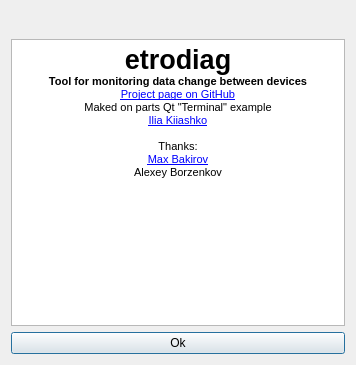
First picture: the form in aboutdialog.ui, repository nghtsnw/etrodiag, before the edit; both pictures show x 0 to 356 and y 265 to 630 of the 356 by 630 pixel window.
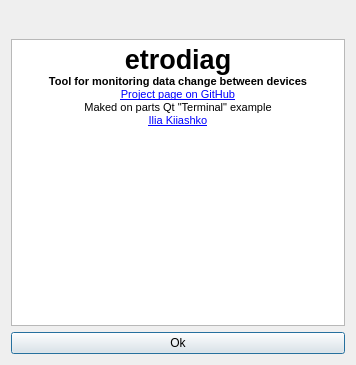
Second picture: the form after the edit.

The edit to the form file:
```diff
--- a/aboutdialog.ui
+++ b/aboutdialog.ui
@@ -54,16 +54,12 @@
 hr { height: 1px; border-width: 0; }
 li.unchecked::marker { content: &quot;\2610&quot;; }
 li.checked::marker { content: &quot;\2612&quot;; }
-&lt;/style&gt;&lt;/head&gt;&lt;body style=&quot; font-family:'Microsoft JhengHei UI'; font-size:8pt; font-weight:400; font-style:normal;&quot;&gt;
+&lt;/style&gt;&lt;/head&gt;&lt;body style=&quot; font-family:'Segoe UI'; font-size:9pt; font-weight:400; font-style:normal;&quot;&gt;
 &lt;p align=&quot;center&quot; style=&quot; margin-top:0px; margin-bottom:0px; margin-left:0px; margin-right:0px; -qt-block-indent:0; text-indent:0px;&quot;&gt;&lt;span style=&quot; font-family:'MS Shell Dlg 2'; font-size:20pt; font-weight:600;&quot;&gt;etrodiag&lt;/span&gt;&lt;/p&gt;
-&lt;p align=&quot;center&quot; style=&quot; margin-top:0px; margin-bottom:0px; margin-left:0px; margin-right:0px; -qt-block-indent:0; text-indent:0px;&quot;&gt;&lt;span style=&quot; font-family:'MS Shell Dlg 2'; font-weight:600;&quot;&gt;Tool for monitoring data change between devices&lt;/span&gt;&lt;/p&gt;
-&lt;p align=&quot;center&quot; style=&quot; margin-top:0px; margin-bottom:0px; margin-left:0px; margin-right:0px; -qt-block-indent:0; text-indent:0px;&quot;&gt;&lt;a href=&quot;https://github.com/nghtsnw/etrodiag&quot;&gt;&lt;span style=&quot; font-family:'MS Shell Dlg 2'; text-decoration: underline; color:#0000ff;&quot;&gt;Project page on GitHub&lt;/span&gt;&lt;/a&gt;&lt;/p&gt;
-&lt;p align=&quot;center&quot; style=&quot; margin-top:0px; margin-bottom:0px; margin-left:0px; margin-right:0px; -qt-block-indent:0; text-indent:0px;&quot;&gt;&lt;span style=&quot; font-family:'MS Shell Dlg 2';&quot;&gt;Maked on parts Qt &amp;quot;Terminal&amp;quot; example&lt;/span&gt;&lt;/p&gt;
-&lt;p align=&quot;center&quot; style=&quot; margin-top:0px; margin-bottom:0px; margin-left:0px; margin-right:0px; -qt-block-indent:0; text-indent:0px;&quot;&gt;&lt;a href=&quot;https://github.com/nghtsnw&quot;&gt;&lt;span style=&quot; font-family:'MS Shell Dlg 2'; text-decoration: underline; color:#0000ff;&quot;&gt;Ilia Kiiashko&lt;/span&gt;&lt;/a&gt;&lt;/p&gt;
-&lt;p align=&quot;center&quot; style=&quot;-qt-paragraph-type:empty; margin-top:0px; margin-bottom:0px; margin-left:0px; margin-right:0px; -qt-block-indent:0; text-indent:0px; font-family:'MS Shell Dlg 2';&quot;&gt;&lt;br /&gt;&lt;/p&gt;
-&lt;p align=&quot;center&quot; style=&quot; margin-top:0px; margin-bottom:0px; margin-left:0px; margin-right:0px; -qt-block-indent:0; text-indent:0px;&quot;&gt;&lt;span style=&quot; font-family:'MS Shell Dlg 2';&quot;&gt;Thanks:&lt;/span&gt;&lt;/p&gt;
-&lt;p align=&quot;center&quot; style=&quot; margin-top:0px; margin-bottom:0px; margin-left:0px; margin-right:0px; -qt-block-indent:0; text-indent:0px;&quot;&gt;&lt;a href=&quot;https://github.com/gmoximko&quot;&gt;&lt;span style=&quot; font-family:'MS Shell Dlg 2'; text-decoration: underline; color:#0000ff;&quot;&gt;Max Bakirov&lt;/span&gt;&lt;/a&gt;&lt;/p&gt;
-&lt;p align=&quot;center&quot; style=&quot; margin-top:0px; margin-bottom:0px; margin-left:0px; margin-right:0px; -qt-block-indent:0; text-indent:0px;&quot;&gt;&lt;span style=&quot; font-family:'MS Shell Dlg 2';&quot;&gt;Alexey Borzenkov&lt;/span&gt;&lt;/p&gt;&lt;/body&gt;&lt;/html&gt;</string>
+&lt;p align=&quot;center&quot; style=&quot; margin-top:0px; margin-bottom:0px; margin-left:0px; margin-right:0px; -qt-block-indent:0; text-indent:0px;&quot;&gt;&lt;span style=&quot; font-family:'MS Shell Dlg 2'; font-size:8pt; font-weight:600;&quot;&gt;Tool for monitoring data change between devices&lt;/span&gt;&lt;/p&gt;
+&lt;p align=&quot;center&quot; style=&quot; margin-top:0px; margin-bottom:0px; margin-left:0px; margin-right:0px; -qt-block-indent:0; text-indent:0px;&quot;&gt;&lt;a href=&quot;https://github.com/nghtsnw/etrodiag&quot;&gt;&lt;span style=&quot; font-family:'MS Shell Dlg 2'; font-size:8pt; text-decoration: underline; color:#0000ff;&quot;&gt;Project page on GitHub&lt;/span&gt;&lt;/a&gt;&lt;/p&gt;
+&lt;p align=&quot;center&quot; style=&quot; margin-top:0px; margin-bottom:0px; margin-left:0px; margin-right:0px; -qt-block-indent:0; text-indent:0px;&quot;&gt;&lt;span style=&quot; font-family:'MS Shell Dlg 2'; font-size:8pt;&quot;&gt;Maked on parts Qt &amp;quot;Terminal&amp;quot; example&lt;/span&gt;&lt;/p&gt;
+&lt;p align=&quot;center&quot; style=&quot; margin-top:0px; margin-bottom:0px; margin-left:0px; margin-right:0px; -qt-block-indent:0; text-indent:0px;&quot;&gt;&lt;a href=&quot;https://github.com/nghtsnw&quot;&gt;&lt;span style=&quot; font-family:'MS Shell Dlg 2'; font-size:8pt; text-decoration: underline; color:#0000ff;&quot;&gt;Ilia Kiiashko&lt;/span&gt;&lt;/a&gt;&lt;/p&gt;&lt;/body&gt;&lt;/html&gt;</string>
      </property>
     </widget>
    </item>
```
